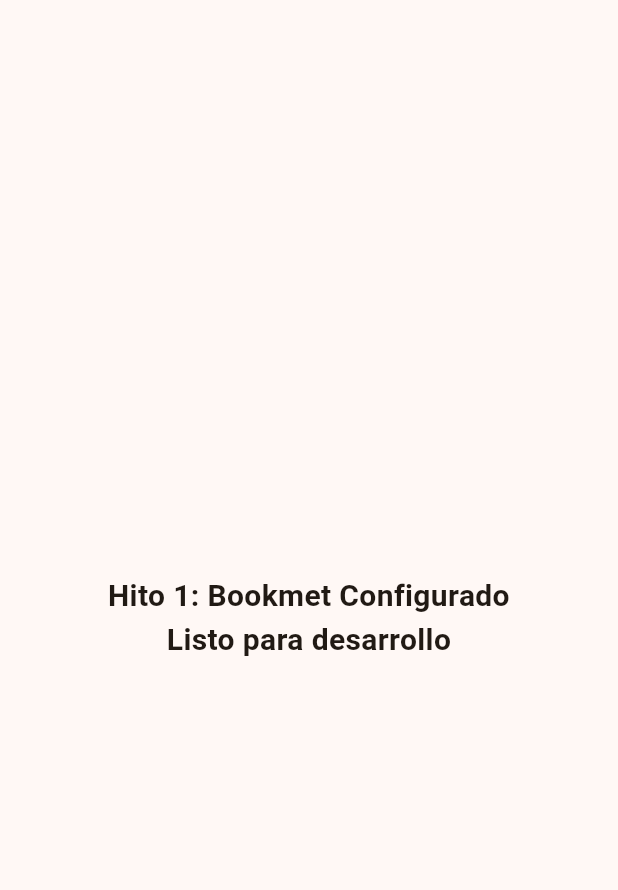
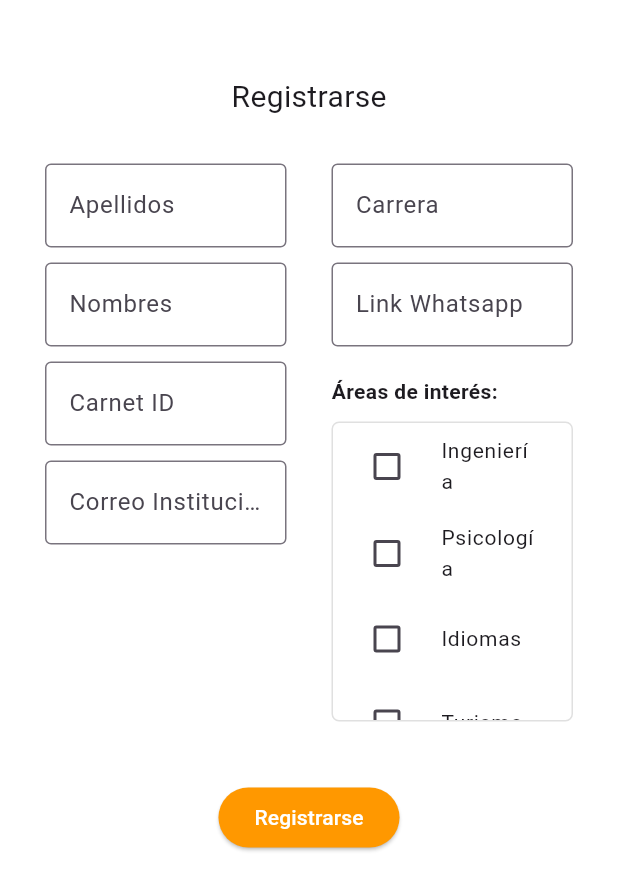
Before and after one commit to IbrahimGBH/bookmet, a Flutter app: the screen it shows after launch, on a phone screen of 412 x 824 dp. Shown: the top 890 px of the screen. Run offline on Flutter 3.47's test engine with Material 3 defaults, Android fonts, the phone set to English and light mode, and no system bars; our stand-ins replace firebase_core; accounts and stored records are empty; statements that could not run were skipped.

Commit message:
Creacion de registrarse y comienzo de conectar el firebase

```diff
--- a/lib/main.dart
+++ b/lib/main.dart
@@ -1,30 +1,66 @@
+// import 'package:flutter/material.dart';
+
+// void main() {
+//   runApp(const BookmetApp());
+// }
+
+// class BookmetApp extends StatelessWidget {
+//   const BookmetApp({super.key});
+
+//   @override
+//   Widget build(BuildContext context) {
+//     return MaterialApp(
+//       title: 'Bookmet Marketplace',
+//       debugShowCheckedModeBanner: false,
+//       theme: ThemeData(
+//         colorScheme: ColorScheme.fromSeed(seedColor: Colors.orange),
+//         useMaterial3: true,
+//       ),
+//       home: const Scaffold(
+//         body: Center(
+//           child: Text(
+//             'Hito 1: Bookmet Configurado\nListo para desarrollo',
+//             textAlign: TextAlign.center,
+//             style: TextStyle(fontSize: 20, fontWeight: FontWeight.bold),
+//           ),
+//         ),
+//       ),
+//     );
+//   }
+// }
+
 import 'package:flutter/material.dart';
+import 'package:firebase_core/firebase_core.dart';
+import 'firebase_options.dart';
+import 'registrarse.dart';
 
-void main() {
-  runApp(const BookmetApp());
+void main() async {
+
+  WidgetsFlutterBinding.ensureInitialized();
+
+
+   await Firebase.initializeApp(
+    options: DefaultFirebaseOptions.currentPlatform,
+  );
+
+
+  runApp(const MyApp());
 }
 
-class BookmetApp extends StatelessWidget {
-  const BookmetApp({super.key});
+class MyApp extends StatelessWidget {
+  const MyApp({super.key});
 
   @override
   Widget build(BuildContext context) {
     return MaterialApp(
-      title: 'Bookmet Marketplace',
       debugShowCheckedModeBanner: false,
+      title: 'BookMet',
       theme: ThemeData(
-        colorScheme: ColorScheme.fromSeed(seedColor: Colors.orange),
+        primarySwatch: Colors.orange,
         useMaterial3: true,
       ),
-      home: const Scaffold(
-        body: Center(
-          child: Text(
-            'Hito 1: Bookmet Configurado\nListo para desarrollo',
-            textAlign: TextAlign.center,
-            style: TextStyle(fontSize: 20, fontWeight: FontWeight.bold),
-          ),
-        ),
-      ),
+
+      home: const PagRegistro(),
     );
   }
 }
--- /dev/null
+++ b/lib/registrarse.dart
@@ -0,0 +1,116 @@
+import 'package:flutter/material.dart';
+
+class PagRegistro extends StatelessWidget {
+  const PagRegistro({super.key});
+
+  @override
+  Widget build(BuildContext context) {
+    // Este es el controlador para validar el correo
+    TextEditingController correoController = TextEditingController();
+
+    return Scaffold(
+      backgroundColor: Colors.white,
+      body: SingleChildScrollView(
+        padding: const EdgeInsets.all(30),
+        child: Column(
+          children: [
+            // Logo pedir foto a bettina
+            // Image.asset('', height: ),
+            // en los '' es como se llama la foto dentro de esta carpeta y poner el height (it probando)
+
+            const SizedBox(height: 20),
+            const Text('Registrarse', style: TextStyle(fontSize: 20)),
+            const SizedBox(height: 30),
+
+            Row(
+              crossAxisAlignment: CrossAxisAlignment.start,
+              children: [
+                Expanded(
+                  child: Column(
+                    crossAxisAlignment: CrossAxisAlignment.start,
+                    children: [
+                      const TextField(decoration: InputDecoration(labelText: 'Apellidos', border: OutlineInputBorder())),
+                      const SizedBox(height: 10),
+                      const TextField(decoration: InputDecoration(labelText: 'Nombres', border: OutlineInputBorder())),
+                      const SizedBox(height: 10),
+                      const TextField(decoration: InputDecoration(labelText: 'Carnet ID', border: OutlineInputBorder())),
+                      const SizedBox(height: 10),
+
+                      TextField(
+                        controller: correoController,
+                        decoration: const InputDecoration(labelText: 'Correo Institucional', border: OutlineInputBorder()),
+                      ),
+                    ],
+                  ),
+                ),
+
+                const SizedBox(width: 30),
+
+                Expanded(
+                  child: Column(
+                    crossAxisAlignment: CrossAxisAlignment.start,
+                    children: [
+                      const TextField(decoration: InputDecoration(labelText: 'Carrera', border: OutlineInputBorder())),
+                      const SizedBox(height: 10),
+                      const TextField(decoration: InputDecoration(labelText: 'Link Whatsapp', border: OutlineInputBorder())),
+                      const SizedBox(height: 20),
+                      const Text("Áreas de interés:", style: TextStyle(fontWeight: FontWeight.bold)),
+                      const SizedBox(height: 10),
+
+Container(
+                        height: 200,
+                        decoration: BoxDecoration(
+                          border: Border.all(color: Colors.grey.shade300),
+                          borderRadius: BorderRadius.circular(5),
+                        ),
+                        child: ListView(
+                          padding: EdgeInsets.zero,
+                          children: [
+                            _crearCheck("Ingeniería"),
+                            _crearCheck("Psicología"),
+                            _crearCheck("Idiomas"),
+                            _crearCheck("Turismo"),
+                            _crearCheck("Comunicación"),
+                            _crearCheck("Derecho"),
+                            _crearCheck("Otros"),
+                          ],
+                        ),
+
+                      ),
+                    ],
+                  ),
+                ),
+              ],
+            ),
+
+            const SizedBox(height: 40),
+
+            ElevatedButton(
+              style: ElevatedButton.styleFrom(backgroundColor: Colors.orange),
+              onPressed: () {
+                if (correoController.text.contains("unimet.edu.ve")) {
+                  ScaffoldMessenger.of(context).showSnackBar(
+                    const SnackBar(content: Text("Correo válido"), backgroundColor: Colors.green),
+                  );
+                } else {
+                  ScaffoldMessenger.of(context).showSnackBar(
+                    const SnackBar(content: Text("Correo inválido: Usa el correo de la Unimet"), backgroundColor: Colors.red),
+                  );
+                }
+              },
+              child: const Text("Registrarse", style: TextStyle(color: Colors.white)),
+            ),
+          ],
+        ),
+      ),
+    );
+  }
+    Widget _crearCheck(String titulo) {
+    return CheckboxListTile(
+      title: Text(titulo, style: const TextStyle(fontSize: 14)),
+      value: false,
+      onChanged: (bool? valor) {},
+      controlAffinity: ListTileControlAffinity.leading,
+    );
+  }
+  }
```
Also changed, not shown: pubspec.yaml (+7 -65 lines), firebase.json (added), lib/firebase_options.dart (added), pubspec.lock, 7 other files.
